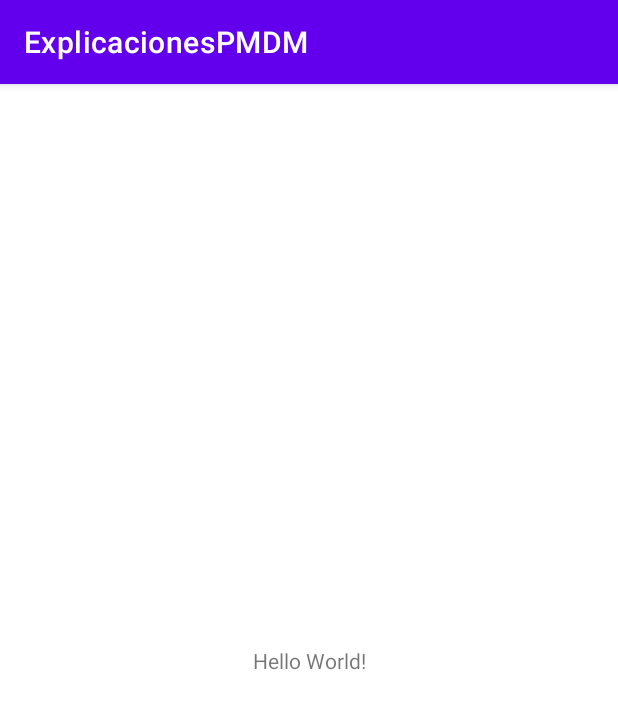
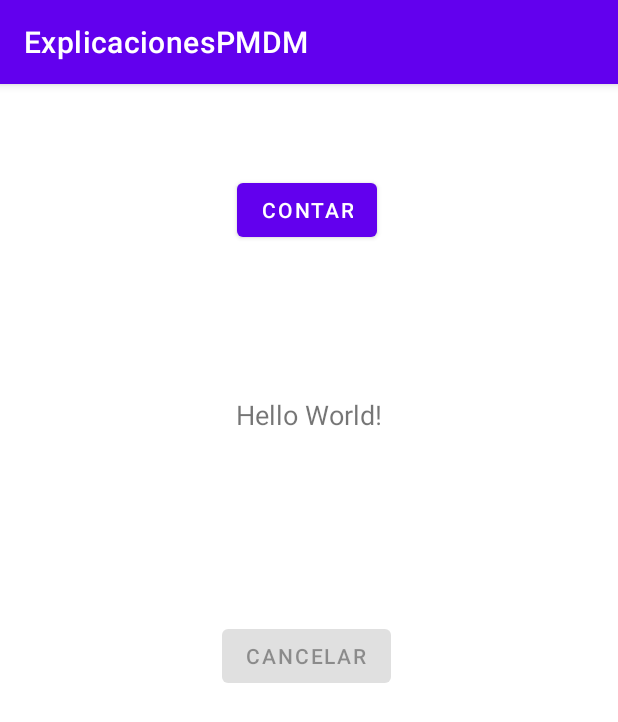
Before and after one commit to jotayc/TeoriaPMDM-22-23, an Android app: the screen it shows after launch (MainActivity), on a phone screen of 412 x 824 dp. Shown: the top 722 px of the screen. Run offline under Robolectric (Android 15) with nearby library versions, the phone set to English and light mode, and no system bars.

Commit message:
Finalizada actividad hilos en Android

```diff
--- a/app/src/main/res/layout/activity_main.xml
+++ b/app/src/main/res/layout/activity_main.xml
@@ -7,12 +7,42 @@
     tools:context=".MainActivity">
 
     <TextView
+        android:id="@+id/textView"
         android:layout_width="wrap_content"
         android:layout_height="wrap_content"
         android:text="Hello World!"
+        android:textSize="18sp"
         app:layout_constraintBottom_toBottomOf="parent"
         app:layout_constraintLeft_toLeftOf="parent"
         app:layout_constraintRight_toRightOf="parent"
-        app:layout_constraintTop_toTopOf="parent" />
+        app:layout_constraintTop_toBottomOf="@+id/btn_calc"
+        app:layout_constraintVertical_bias="0.157" />
+
+    <Button
+        android:id="@+id/btn_calc"
+        android:layout_width="wrap_content"
+        android:layout_height="wrap_content"
+        android:clickable="true"
+        android:enabled="true"
+        android:text="Contar"
+        app:layout_constraintBottom_toBottomOf="parent"
+        app:layout_constraintEnd_toEndOf="parent"
+        app:layout_constraintHorizontal_bias="0.495"
+        app:layout_constraintStart_toStartOf="parent"
+        app:layout_constraintTop_toTopOf="parent"
+        app:layout_constraintVertical_bias="0.083" />
+
+    <Button
+        android:id="@+id/btn_cancel"
+        android:layout_width="wrap_content"
+        android:layout_height="wrap_content"
+        android:enabled="false"
+        android:text="Cancelar"
+        app:layout_constraintBottom_toBottomOf="parent"
+        app:layout_constraintEnd_toEndOf="parent"
+        app:layout_constraintHorizontal_bias="0.495"
+        app:layout_constraintStart_toStartOf="parent"
+        app:layout_constraintTop_toBottomOf="@+id/textView"
+        app:layout_constraintVertical_bias="0.256" />
 
 </androidx.constraintlayout.widget.ConstraintLayout>
```
Also changed, not shown: app/src/main/java/com/example/explicacionespmdm/MainActivity.java (+123 -9 lines).
